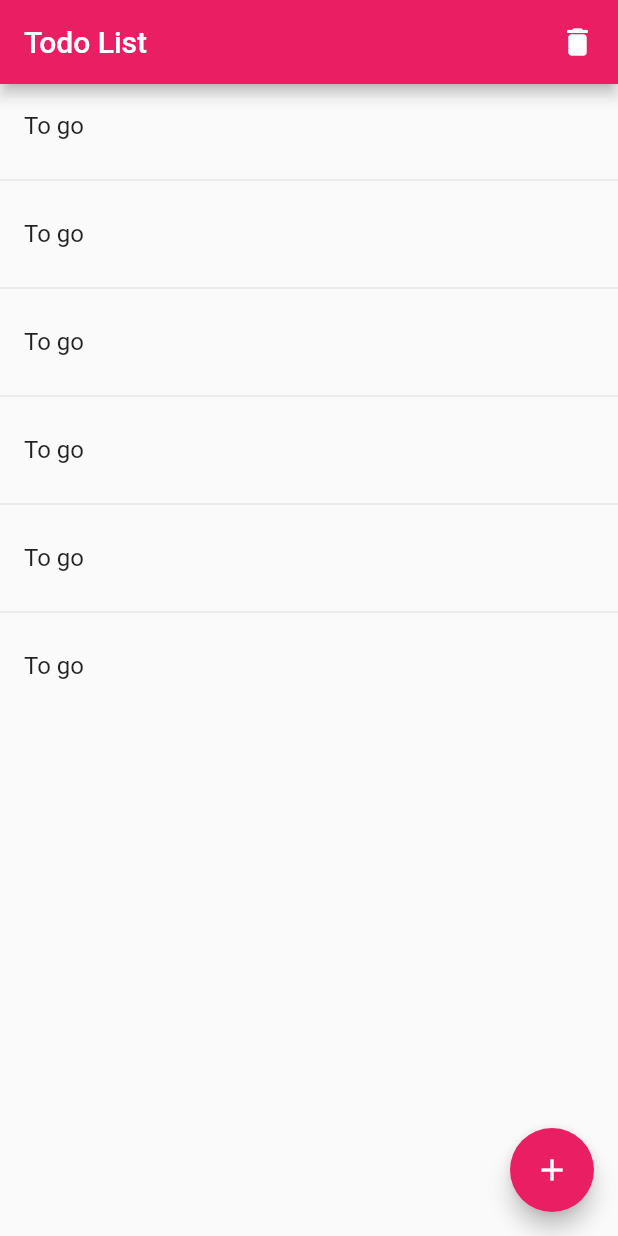
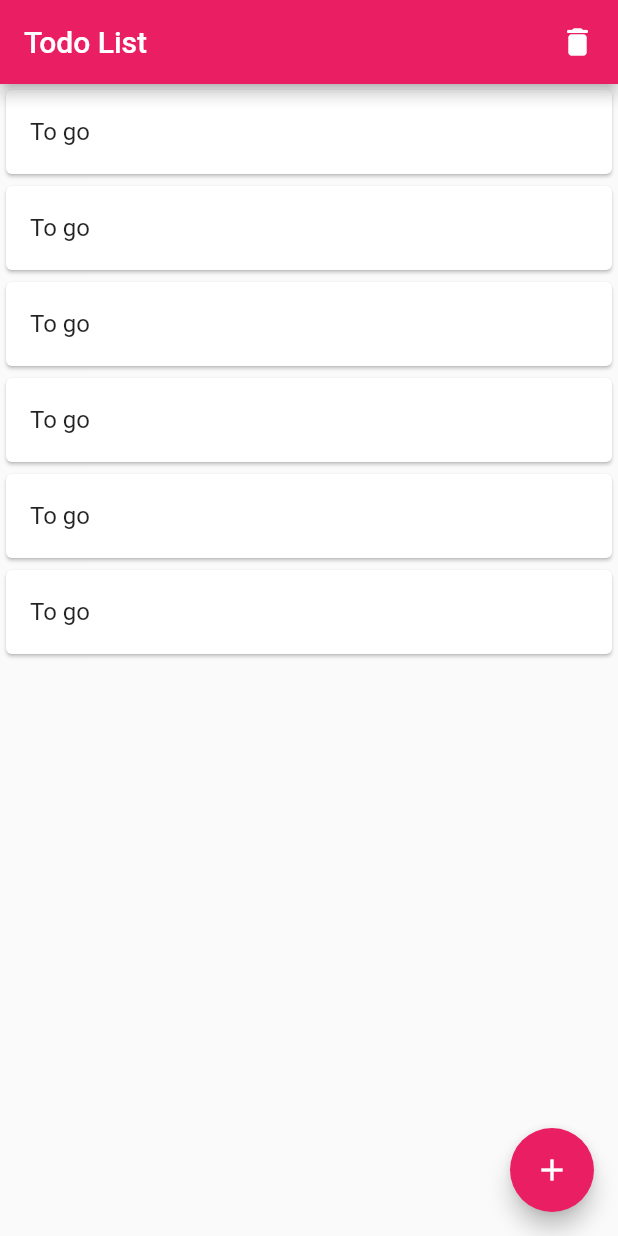
Before and after one commit to MFY2000/Jawan-Pakistan_Mobile-Hybrid-App-Dev-Using-Flutter_, a Flutter app: the screen it shows after launch, on a phone screen of 412 x 824 dp. Run offline on Flutter 3.47's test engine with Material 2 defaults, Android fonts, the phone set to English and light mode, and no system bars; our stand-ins replace font_awesome_flutter.

Commit message:
MFY auto commit at 06/11/2021 21:33:31

```diff
--- a/Tasks/Task09 (Todo App)/todo_app_1/lib/Pages/todoList.dart
+++ b/Tasks/Task09 (Todo App)/todo_app_1/lib/Pages/todoList.dart
@@ -13,15 +13,14 @@ class todoList_ extends StatelessWidget {
 
   @override
   Widget build(BuildContext context) {
-    return ListView.separated(
+    return ListView.builder(
         itemCount: list.length,
         itemBuilder: (context, index) {
-          return ListTile(
-            title: Text("${list[index].data}"),
+          return Card(
+            child: ListTile(
+              title: Text(list[index].data),
+            ),
           );
-        },
-        separatorBuilder: (context, index) {
-          return const Divider();
         });
   }
 }
```
